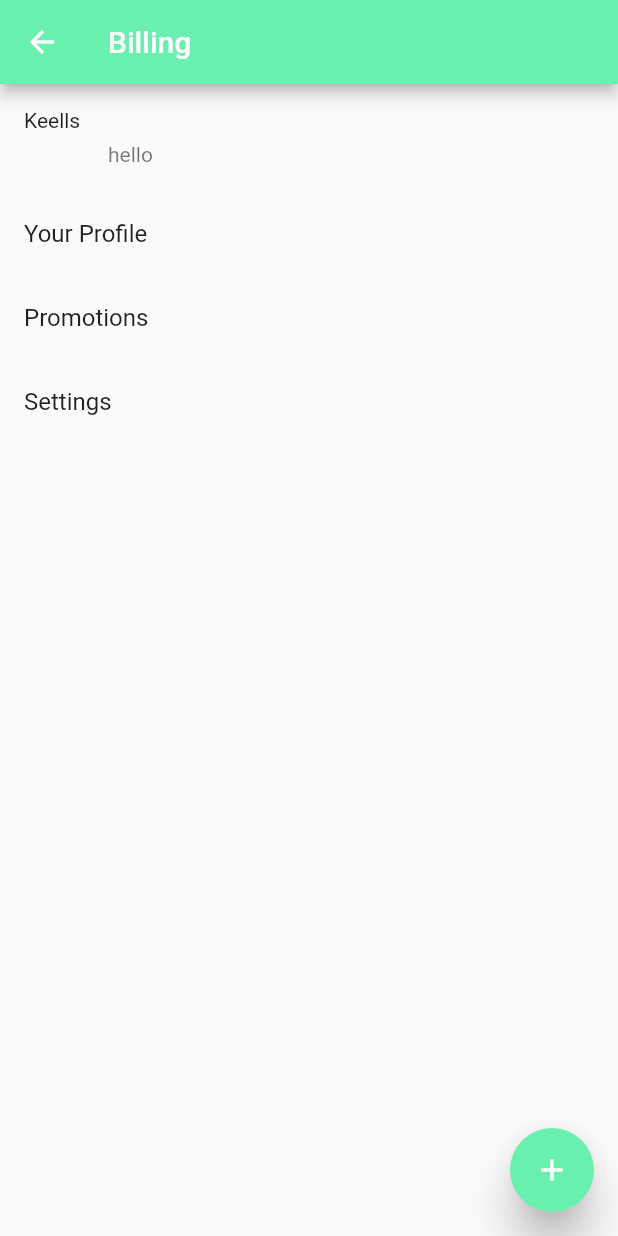
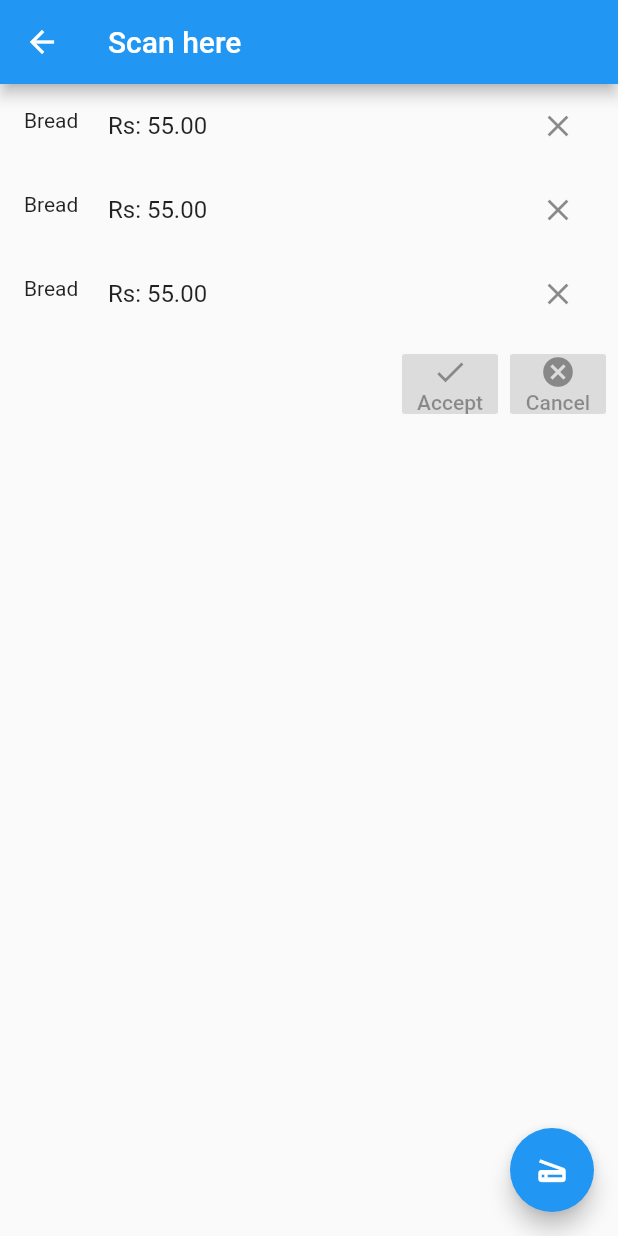
Before and after one commit to Deepthashash/smart_shopping, a Flutter app: the Billing screen opened by its route, on a phone screen of 412 x 824 dp. Run offline on Flutter 3.47's test engine with Material 2 defaults, Android fonts, the phone set to English and light mode, and no system bars; our stand-ins replace cloud_firestore, firebase_auth; missing offline and left inert: flutter_barcode_scanner; accounts and stored records are empty.

Commit message:
barcode_reader

```diff
--- a/lib/app_screens/billing.dart
+++ b/lib/app_screens/billing.dart
@@ -1,66 +1,186 @@
+import 'package:cloud_firestore/cloud_firestore.dart';
 import 'package:flutter/material.dart';
-import 'package:firebase_auth/firebase_auth.dart';
-import 'auth.dart';
+import 'package:flutter/services.dart';
+import 'package:flutter_barcode_scanner/flutter_barcode_scanner.dart';
 
-class Billing extends StatelessWidget {
-//  Home({this.auth, this.onSignedOut});
-//
-//  final BaseAuth auth;
-//  final VoidCallback onSignedOut;
-//
-//  Future _signOut() async {
-//    try {
-//      await auth.signOut();
-//      onSignedOut();
-//    } catch (e) {
-//      print(e);
-//    }
-//  }
+class Billing extends StatefulWidget {
+  @override
+  _Billing createState() => _Billing();
+}
+
+class _Billing extends State<Billing> {
+  var barcode = '';
+  Map details = {};
+  Widget detailsWidget = Expanded(
+    child:ListView(
+      children: <Widget>[
+        ListTile(
+          title: Text("Rs: 55.00"),
+          leading: Text("Bread"),
+          trailing: IconButton(
+            icon: Icon(Icons.close),
+             onPressed: () {},
+        ),
+        ),
+        ListTile(
+          title: Text("Rs: 55.00"),
+          leading: Text("Bread"),
+          trailing: IconButton(
+            icon: Icon(Icons.close),
+             onPressed: () {},
+        ),
+        ),
+        ListTile(
+          title: Text("Rs: 55.00"),
+          leading: Text("Bread"),
+          trailing: IconButton(
+            icon: Icon(Icons.close),
+             onPressed: () {},
+        ),
+        ),
+        ButtonBar(
+          children: <Widget>[
+            RaisedButton(
+              onPressed: null,
+              child: Column( // Replace with a Row for horizontal icon + text
+                  children: <Widget>[
+                    Icon(Icons.check),
+                    Text("Accept")
+                  ],
+                ),
+            ),
+            RaisedButton(
+              onPressed: null,
+              child: Column( // Replace with a Row for horizontal icon + text
+                  children: <Widget>[
+                    Icon(Icons.cancel),
+                    Text("Cancel")
+                  ],
+                ),
+            ),
+          ],
+        )
+      ],
+    ),
+  );
+  Map detailsKeys = {
+    "barcode": "Barcode :",
+    "brand": "Brand :",
+    "price": "Price ",
+    "expiryDate": "Expire date :",
+  };
+
+  renderWidget(QuerySnapshot qs) {
+    if (qs.documents.length == 0) return Text('No item found for the barcode');
+
+    List<Widget> rowWidgets = detailsKeys.keys
+        .map(
+          (k) => qs.documents[0].data[k] != null
+              ? Row(
+                  crossAxisAlignment: CrossAxisAlignment.start,
+                  children: <Widget>[
+                    Expanded(child: Text(detailsKeys[k])),
+                    Expanded(
+                      child: k != 'materials'
+                          ? Text(qs.documents[0].data[k])
+                          : Wrap(
+                              children: qs.documents[0].data[k]
+                                  .map<Widget>(
+                                    (item) => Padding(
+                                      padding: EdgeInsets.fromLTRB(3, 0, 3, 0),
+                                      child: Chip(
+                                        label: Text(item),
+                                      ),
+                                    ),
+                                  )
+                                  .toList(),
+                            ),
+                    ),
+                  ],
+                )
+              : SizedBox.shrink(),
+        )
+        .toList();
+    return Container(
+      padding: EdgeInsets.all(10),
+      child: Column(
+        children: <Widget>[
+          Text(
+            qs.documents[0].data['itemName'] ?? "No Name",
+            style: TextStyle(fontSize: 20),
+          ),
+          Container(
+            height: 20,
+            width: double.infinity,
+          ),
+          Column(
+            children: rowWidgets,
+          ),
+        ],
+      ),
+    );
+  }
+
+  onBarcode(barcode, context) async {
+    showDialog(
+      builder: (context) => Column(
+        crossAxisAlignment: CrossAxisAlignment.center,
+        mainAxisAlignment: MainAxisAlignment.center,
+        children: <Widget>[
+          CircularProgressIndicator(),
+        ],
+      ),
+      context: context,
+      barrierDismissible: false,
+    );
+    QuerySnapshot qs = await Firestore.instance
+        .collection('items')
+        .where('barcode', isEqualTo: barcode)
+        .limit(1)
+        .getDocuments();
+    setState(() {
+      detailsWidget = renderWidget(qs);
+    });
+    Navigator.pop(context);
+  }
+
+  onScan(context) async {
+    try {
+      String barcode =
+          await FlutterBarcodeScanner.scanBarcode('#34eb7d', 'close', true);
+      setState(() {
+        this.barcode = barcode;
+      });
+      onBarcode(barcode, context);
+    } on PlatformException catch (e) {
+      print(e);
+    }
+  }
 
   @override
   Widget build(BuildContext context) {
     return Scaffold(
-        appBar: AppBar(
-          backgroundColor: Colors.greenAccent,
-          title: Text("Billing"),
-          actions: <Widget>[
+      appBar: AppBar(
+        title: Text('Scan here'),
+      ),
+      body: Container(
+        child: Column(
+          children: <Widget>[
+            // Center(
+            //   child: RaisedButton(
+            //     child: Text("Set manually"),
+            //     onPressed: () => onBarcode("725272730706",context),
+            //     // onPressed: () => onBarcode("testing123", context),
+            //   ),
+            // ),
+            detailsWidget
           ],
         ),
-        floatingActionButton: FloatingActionButton(
-//          mini: true,
-          elevation: 12.0,
-          onPressed: () {
-            //Navigator.of(context).pushNamed('/');
-          },
-          child: Icon(
-            Icons.add,
-          ),
-          foregroundColor: Colors.white,
-          backgroundColor: Colors.greenAccent,
-        ),
-        body: Material(
-        child: Center(
-          child: ListView(
-            children: <Widget>[
-              ListTile(
-                leading: Text("Keells"),
-                subtitle: Text("hello"),
-              ),
-              ListTile(
-                  title: Text("Your Profile"),
-                  onTap: () {
-//                    Navigator.of(context).pop();
-                  }),
-              ListTile(
-                  title: Text("Promotions"),
-                  onTap: () {
-//                    Navigator.of(context).pop();
-                  }),
-              ListTile(
-                  title: Text("Settings"),
-                  onTap: () {}),
-            ],
-          ),
-    )));
+      ),
+      floatingActionButton: FloatingActionButton(
+        onPressed: () => onScan(context),
+        child: Icon(Icons.scanner),
+      ),
+    );
   }
 }
--- a/pubspec.yaml
+++ b/pubspec.yaml
@@ -19,6 +19,9 @@ environment:
 dependencies:
   firebase_auth: ^0.8.4
   cloud_firestore:
+  flutter_barcode_scanner:
+  image_picker:
+
 
   flutter:
     sdk: flutter
```
Also changed, not shown: pubspec.lock.
